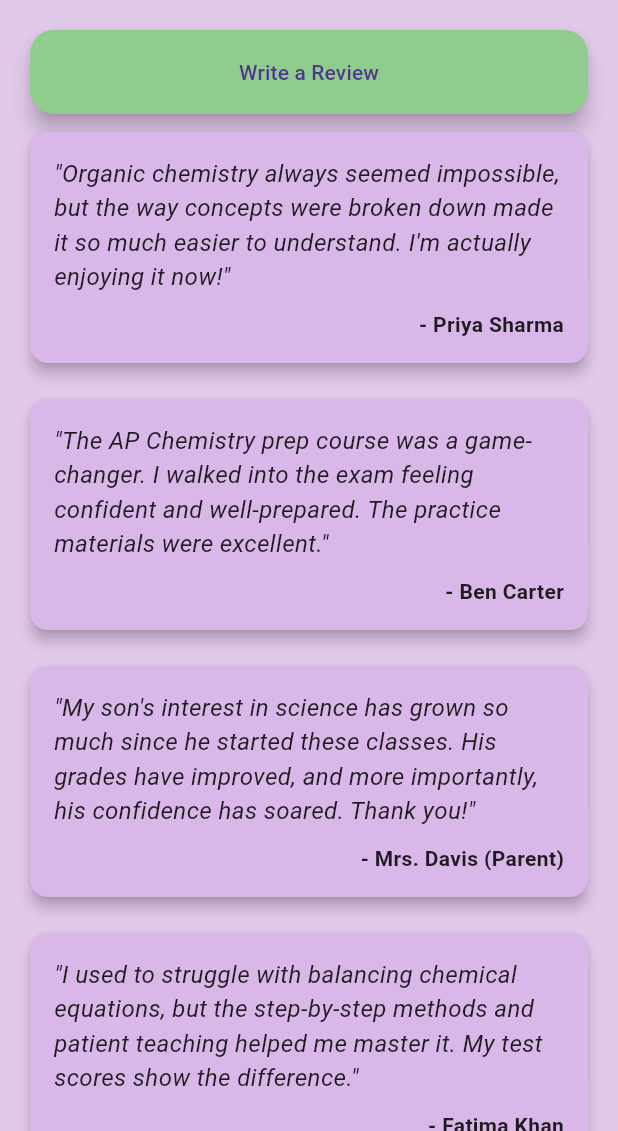
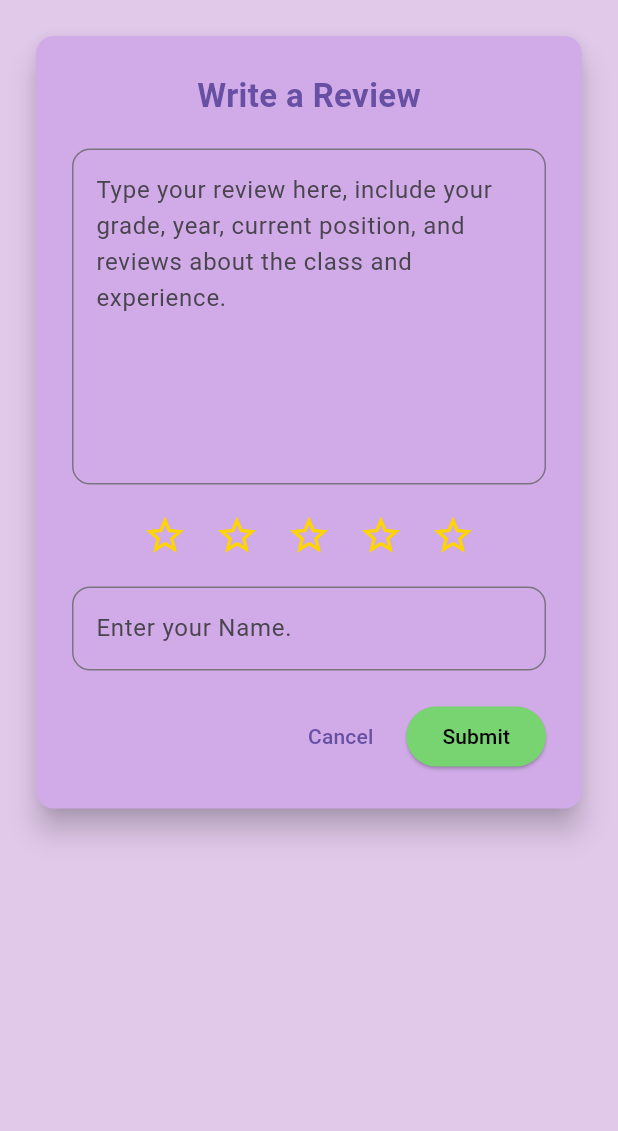
Before and after one commit to Srijen-Raja/PTSChemistry, a Flutter app: the ReviewsPage screen opened by its route, after a tap on "Write a Review", on a phone screen of 412 x 824 dp, the part 105-1236 px from its top. Run offline on Flutter 3.47's test engine with Material 3 defaults, Android fonts, the phone set to English and light mode, and no system bars; our stand-ins replace cloud_firestore, firebase_core, youtube_player_iframe; missing offline and left inert: carousel_slider_plus; accounts and stored records are empty; generated files the repository leaves out were written again; Roboto replaces fonts that are missing (Georgia).

Commit message:
Added Firebase integration

```diff
--- a/lib/courses_page.dart
+++ b/lib/courses_page.dart
@@ -141,7 +141,7 @@ class CoursesPage extends StatelessWidget {
         SizedBox(height: 15,),
         Text("Time: " + courseData.firstWhere((course) => course.title == title).timings, style: TextStyle(fontSize: 20),),
         SizedBox(height: 15,),
-        Text("Price: " + courseData.firstWhere((course) => course.title == title).price, style: TextStyle(fontSize: 20),),
+        Text("Fees: " + courseData.firstWhere((course) => course.title == title).price, style: TextStyle(fontSize: 20),),
         SizedBox(height: 15,),
       ]),
     );
--- a/lib/material_page.dart
+++ b/lib/material_page.dart
@@ -245,9 +245,7 @@ class _MaterialsPageState extends State<MaterialsPage> {
                   }
 
                   if (complexFormulaWithDate(inputCode)) {
-                    print("a");
                     setState(() {
-                      print("abd");
                       unlockedtest = true;
                     });
                   } else {
--- a/lib/reviews_page.dart
+++ b/lib/reviews_page.dart
@@ -1,42 +1,72 @@
 import 'package:flutter/material.dart';
-
+import 'package:cloud_firestore/cloud_firestore.dart';
 import 'main.dart';
 
-class ReviewsPage extends StatelessWidget {
+class ReviewsPage extends StatefulWidget {
   const ReviewsPage({super.key});
 
   @override
-  Widget build(BuildContext context) {final ButtonStyle navLinkStyle = TextButton.styleFrom(
+  _ReviewsPageState createState() => _ReviewsPageState();
+}
+
+class _ReviewsPageState extends State<ReviewsPage> {
+  bool isReview = false;
+  int _starRating = 0;
+  var _nameController = TextEditingController();
+  var _reviewController = TextEditingController();
+
+  @override
+  Widget build(BuildContext context) {
+    final ButtonStyle navLinkStyle = TextButton.styleFrom(
       foregroundColor: Colors.black,
       padding: const EdgeInsets.symmetric(horizontal: 16, vertical: 20),
       textStyle: const TextStyle(fontSize: 15),
-    shape: const RoundedRectangleBorder(borderRadius: BorderRadius.all(Radius.circular(14))),
+      shape: const RoundedRectangleBorder(
+          borderRadius: BorderRadius.all(Radius.circular(14))),
     ).copyWith(
-    overlayColor: WidgetStateProperty.all(const Color(0xFFE3D5E8)),
-    foregroundColor: WidgetStateProperty.resolveWith<Color?>(
-          (Set<WidgetState> states) {
-        if (states.contains(WidgetState.hovered)) {
-          return Theme.of(context).primaryColor;
+      overlayColor: MaterialStateProperty.all(const Color(0xFFE3D5E8)),
+      foregroundColor: MaterialStateProperty.resolveWith<Color?>(
+            (Set<MaterialState> states) {
+          if (states.contains(MaterialState.hovered)) {
+            return Theme
+                .of(context)
+                .primaryColor;
           }
           return Colors.black;
         },
       ),
     );
-  var wid = MediaQuery.of(context).size.width;
-  var hei = MediaQuery.of(context).size.height;
+
+    var wid = MediaQuery
+        .of(context)
+        .size
+        .width;
+    var hei = MediaQuery
+        .of(context)
+        .size
+        .height;
+
     return Scaffold(
       appBar: AppBar(
-        automaticallyImplyLeading: (hei * 0.85 > wid)?true:false,
+        automaticallyImplyLeading: (hei * 0.85 > wid) ? true : false,
         backgroundColor: appbgcol,
         foregroundColor: Colors.black,
         elevation: 1.0,
         toolbarHeight: 70,
         title: Row(children: [
-          SizedBox(height: 70, width: 70, child: IconButton(onPressed: () => Navigator.pushNamed(context, '/'), icon: Image.asset("images/icon1.png"))),
+          SizedBox(
+            height: 70,
+            width: 70,
+            child: IconButton(
+                onPressed: () => Navigator.pushNamed(context, '/'),
+                icon: Image.asset("images/icon1.png")),
+          ),
           const SizedBox(width: 5),
-          const Text('Reviews', style: TextStyle(fontWeight: FontWeight.bold, fontSize: 24)),
+          const Text('Reviews',
+              style: TextStyle(fontWeight: FontWeight.bold, fontSize: 24)),
         ]),
-        actions: (hei<wid*0.9)?<Widget>[
+        actions: (hei < wid * 0.9)
+            ? <Widget>[
           TextButton(
             onPressed: () => Navigator.pushNamed(context, '/'),
             style: navLinkStyle,
@@ -65,8 +95,10 @@ class ReviewsPage extends StatelessWidget {
               foregroundColor: Colors.black,
               side: const BorderSide(color: Colors.black),
             ).copyWith(
-              backgroundColor: WidgetStateProperty.resolveWith((states) {
-                if (states.contains(WidgetState.hovered)) return Colors.grey.shade100;
+              backgroundColor: MaterialStateProperty.resolveWith((states) {
+                if (states.contains(MaterialState.hovered)) {
+                  return Colors.grey.shade100;
+                }
                 return null;
               }),
             ),
@@ -79,17 +111,21 @@ class ReviewsPage extends StatelessWidget {
               backgroundColor: Colors.black,
               foregroundColor: Colors.white,
             ).copyWith(
-              backgroundColor: WidgetStateProperty.resolveWith((states) {
-                if (states.contains(WidgetState.hovered)) return Colors.grey.shade800;
+              backgroundColor: MaterialStateProperty.resolveWith((states) {
+                if (states.contains(MaterialState.hovered)) {
+                  return Colors.grey.shade800;
+                }
                 return Colors.black;
               }),
             ),
           ),
           const SizedBox(width: 20),
-        ]:<Widget>[SizedBox.shrink()],
+        ]
+            : <Widget>[SizedBox.shrink()],
       ),
       backgroundColor: bgcol,
-      drawer: (hei*0.85>wid)?Drawer(
+      drawer: (hei * 0.85 > wid)
+          ? Drawer(
         child: ListView(
           padding: EdgeInsets.zero,
           children: [
@@ -97,8 +133,12 @@ class ReviewsPage extends StatelessWidget {
               decoration: BoxDecoration(
                 color: Colors.blue,
               ),
-              child: Text('PTS Chemistry Class',style: TextStyle(fontSize: 24),),
-            ),ListTile(
+              child: Text(
+                'PTS Chemistry Class',
+                style: TextStyle(fontSize: 24),
+              ),
+            ),
+            ListTile(
               leading: Icon(Icons.home),
               title: const Text('Home'),
               onTap: () => Navigator.pushNamed(context, '/'),
@@ -112,68 +152,216 @@ class ReviewsPage extends StatelessWidget {
               leading: Icon(Icons.settings),
               title: const Text('Reviews'),
               onTap: () => Navigator.pushNamed(context, '/reviews'),
-            ),ListTile(
+            ),
+            ListTile(
               leading: Icon(Icons.settings),
               title: const Text('About Me'),
               onTap: () => Navigator.pushNamed(context, '/about'),
-            ),ListTile(
+            ),
+            ListTile(
               leading: Icon(Icons.settings),
               title: const Text('Contact'),
               onTap: () => Navigator.pushNamed(context, '/contact'),
-            ),ListTile(
+            ),
+            ListTile(
               leading: Icon(Icons.settings),
               title: const Text('Sign Up'),
               onTap: () => Navigator.pushNamed(context, '/login'),
             ),
           ],
         ),
-      ):null,
-      body: Stack(children: [
+      )
+          : null,
+      body: isReview
+          ? writeReview(context)
+          : Stack(
+        children: [
           ListView(
             padding: const EdgeInsets.all(20.0),
             children: <Widget>[
-          FloatingActionButton(onPressed: (){},backgroundColor: Color(0xFF91CC8F),child: Text("Write a Review"),),ReviewCard(
-            studentName: 'Priya Sharma',
-            reviewText: 'Organic chemistry always seemed impossible, but the way concepts were broken down made it so much easier to understand. I\'m actually enjoying it now!',
+              FloatingActionButton(
+                onPressed: () {
+                  setState(() {
+                    _reviewController.clear();
+                    _nameController.clear();
+                    _starRating=0;
+                    isReview = true;
+                  });
+                },
+                backgroundColor: const Color(0xFF91CC8F),
+                child: const Text("Write a Review"),
               ),
-          ReviewCard(
-            studentName: 'Ben Carter',
-            reviewText: 'The AP Chemistry prep course was a game-changer. I walked into the exam feeling confident and well-prepared. The practice materials were excellent.',
-          ),
-          ReviewCard(
-            studentName: 'Mrs. Davis (Parent)',
-            reviewText: 'My son\'s interest in science has grown so much since he started these classes. His grades have improved, and more importantly, his confidence has soared. Thank you!',
-          ),
-          ReviewCard(
-            studentName: 'Fatima Khan',
-            reviewText: 'I used to struggle with balancing chemical equations, but the step-by-step methods and patient teaching helped me master it. My test scores show the difference.',
-          ),
-          ReviewCard(
-            studentName: 'Leo Martinez',
-            reviewText: 'The personalized attention is what makes these sessions so valuable. I could ask any question without feeling shy and get a clear, detailed explanation every time.',
-          ),
-          ReviewCard(
-            studentName: 'Samantha Chen',
-            reviewText: 'The sessions on stoichiometry and thermodynamics were incredibly helpful. Complex topics were made clear and I finally feel like I have a strong foundation in chemistry.',
-          ),
-          ReviewCard(
-            studentName: 'David Lee',
-            reviewText: 'Fantastic tutor! The lessons are engaging and the online format is very convenient. My overall understanding of chemistry has improved dramatically.',
-          ),
-          ReviewCard(
-            studentName: 'Chloe Rodriguez',
-            reviewText: 'The workshop on lab safety and procedures was surprisingly useful. It gave me a huge advantage in my school\'s practical exams.',
-          ),
-          ReviewCard(
-            studentName: 'Aiden Williams',
-            reviewText: 'Starting with the foundations course in 9th grade was the best decision. It made all the advanced topics in 11th and 12th grade much easier to tackle.',
-          ),
-          ReviewCard(
-            studentName: 'Jessica Taylor',
-            reviewText: 'An amazing teacher who truly cares about their students\' success. My final grade went from a B to an A+ thanks to these tutoring sessions!',
+              const SizedBox(height: 16),
+              StreamBuilder<QuerySnapshot>(
+                stream: FirebaseFirestore.instance
+                    .collection('reviews')
+                    .orderBy('timestamp', descending: true)  // Sort newest first
+                    .snapshots(),
+                builder: (context, snapshot) {
+                  if (snapshot.hasError) {
+                    return Center(child: Text('Error: ${snapshot.error}'));
+                  }
+                  if (!snapshot.hasData) {
+                    return const Center(child: CircularProgressIndicator());
+                  }
+                  final docs = snapshot.data!.docs;
+                  if (docs.isEmpty) {
+                    return const Center(child: Text('No reviews found.'));
+                  }
+
+                  return ListView(
+                    shrinkWrap: true,
+                    physics: const NeverScrollableScrollPhysics(),
+                    children: docs.map((doc) {
+                      final data = doc.data()! as Map<String, dynamic>;
+                      return ReviewCard(
+                        studentName: data['name'] ?? 'Unknown',
+                        reviewText: data['review'] ?? '',
+                        rating: data['rating'] ?? 0,
+                      );
+                    }).toList(),
+                  );
+                },
+              )
+
+
+
+
+            ],
           ),
         ],
-      ),]),
+      ),
+    );
+  }
+
+  Widget writeReview(BuildContext context) {
+    return Padding(
+      padding: const EdgeInsets.all(20.0),
+      child: Card(
+        color: const Color(0xFFD1ABE8),
+        elevation: 8.0,
+        child: Padding(
+          padding: const EdgeInsets.all(24.0),
+          child: Column(
+            mainAxisSize: MainAxisSize.min,
+            children: [
+              Text(
+                'Write a Review',
+                style: TextStyle(
+                    fontWeight: FontWeight.bold,
+                    fontSize: 22,
+                    color: Theme
+                        .of(context)
+                        .primaryColor),
+              ),
+              const SizedBox(height: 20),
+              TextField(
+                controller: _reviewController ,
+                maxLines: 8,
+                decoration: InputDecoration(
+                  border: OutlineInputBorder(
+                      borderRadius: BorderRadius.circular(12)),
+                  hintText:
+                  'Type your review here, include your grade, year, current position, and reviews about the class and experience.',
+                ),
+              ),
+              const SizedBox(height: 10),
+
+              // Inline star rating row starts here
+              Row(
+                mainAxisAlignment: MainAxisAlignment.center,
+                children: List.generate(5, (index) {
+                  return IconButton(
+                    icon: Icon(
+                      index < _starRating ? Icons.star : Icons.star_border,
+                      color: Color(0xFFFFD400),
+                      size: 30,
+                    ),
+                    onPressed: () {
+                      setState(() {
+                        _starRating = index + 1;
+                      });
+                    },
+                    splashRadius: 24,
+                  );
+                }),
+              ),
+              const SizedBox(height: 10),
+              // Inline star rating row ends here
+
+              TextField(
+                controller: _nameController,
+                maxLines: 1,
+                decoration: InputDecoration(
+                  border: OutlineInputBorder(
+                      borderRadius: BorderRadius.circular(12)),
+                  hintText: 'Enter your Name.',
+                ),
+              ),
+              const SizedBox(height: 20),
+              Row(
+                mainAxisAlignment: MainAxisAlignment.end,
+                children: [
+                  TextButton(
+                    onPressed: () {
+                      setState(() {
+                        isReview = false;
+                      });
+                    },
+                    child: const Text('Cancel'),
+                  ),
+                  const SizedBox(width: 10),
+                  ElevatedButton(
+                    style:
+                    ElevatedButton.styleFrom(
+                        backgroundColor: const Color(0xFF78D371)),
+                      onPressed: () async {
+                        if (_starRating == 0 || _nameController.text.isEmpty || _reviewController.text.isEmpty) {
+                          ScaffoldMessenger.of(context).showSnackBar(
+                            const SnackBar(content: Text('Please fill all the fields')),
+                          );
+                          return;  // prevent submission if incomplete
+                        }
+
+                        try {
+                          // Await Firestore add operation
+                          await FirebaseFirestore.instance.collection('reviews').add({
+                            'name': _nameController.text.trim(),
+                            'review': _reviewController.text.trim(),
+                            'rating': _starRating,
+                            'timestamp': FieldValue.serverTimestamp(),
+                          });
+
+                          // After successful submission clear fields and close form (inside setState)
+                          setState(() {
+                            isReview = false;
+                            _starRating = 0;
+                            _nameController.clear();
+                            _reviewController.clear();
+                          });
+
+                          // Optionally show a success message
+                          ScaffoldMessenger.of(context).showSnackBar(
+                            const SnackBar(content: Text('Review submitted successfully')),
+                          );
+                        } catch (e) {
+                          // Handle errors here if needed
+                          ScaffoldMessenger.of(context).showSnackBar(
+                            SnackBar(content: Text('Failed to submit review: $e')),
+                          );
+                        }
+                      },
+                    child: const Text(
+                      'Submit',
+                      style: TextStyle(color: Colors.black),
+                    ),
+                  ),
+                ],
+              )
+            ],
+          ),
+        ),
+      ),
     );
   }
 }
@@ -182,12 +370,13 @@ class ReviewCard extends StatelessWidget {
   final String studentName;
   final String reviewText;
 
-  const ReviewCard({super.key, required this.studentName, required this.reviewText});
+  const ReviewCard(
+      {super.key, required this.studentName, required this.reviewText, required rating});
 
   @override
   Widget build(BuildContext context) {
     return Card(
-      color: Color(0xFFD9B7E8),
+      color: const Color(0xFFD9B7E8),
       elevation: 4.0,
       margin: const EdgeInsets.symmetric(vertical: 12.0),
       child: Padding(
@@ -196,14 +385,15 @@ class ReviewCard extends StatelessWidget {
           crossAxisAlignment: CrossAxisAlignment.start,
           children: <Widget>[
             Text(
-              '"${reviewText}"',
-              style: const TextStyle(fontSize: 16, fontStyle: FontStyle.italic),
+              '"$reviewText"',
+              style:
+              const TextStyle(fontSize: 16, fontStyle: FontStyle.italic),
             ),
             const SizedBox(height: 10),
             Align(
               alignment: Alignment.bottomRight,
               child: Text(
-                '- ${studentName}',
+                '- $studentName',
                 style: const TextStyle(fontWeight: FontWeight.bold),
               ),
             ),
--- a/pubspec.yaml
+++ b/pubspec.yaml
@@ -34,6 +34,8 @@ dependencies:
   url_launcher: ^6.3.1
   youtube_player_iframe: ^4.0.4
   intl: ^0.18.1
+  firebase_core: ^2.32.0
+  cloud_firestore: ^4.13.0
   # The following adds the Cupertino Icons font to your application.
   # Use with the CupertinoIcons class for iOS style icons.
   cupertino_icons: ^1.0.8
```
Also changed, not shown: lib/contact_page.dart (+7 -1 lines), lib/main.dart (+7 -1 lines), pubspec.lock, 6 other files. Lines whose indentation alone changed are shown as unchanged.
